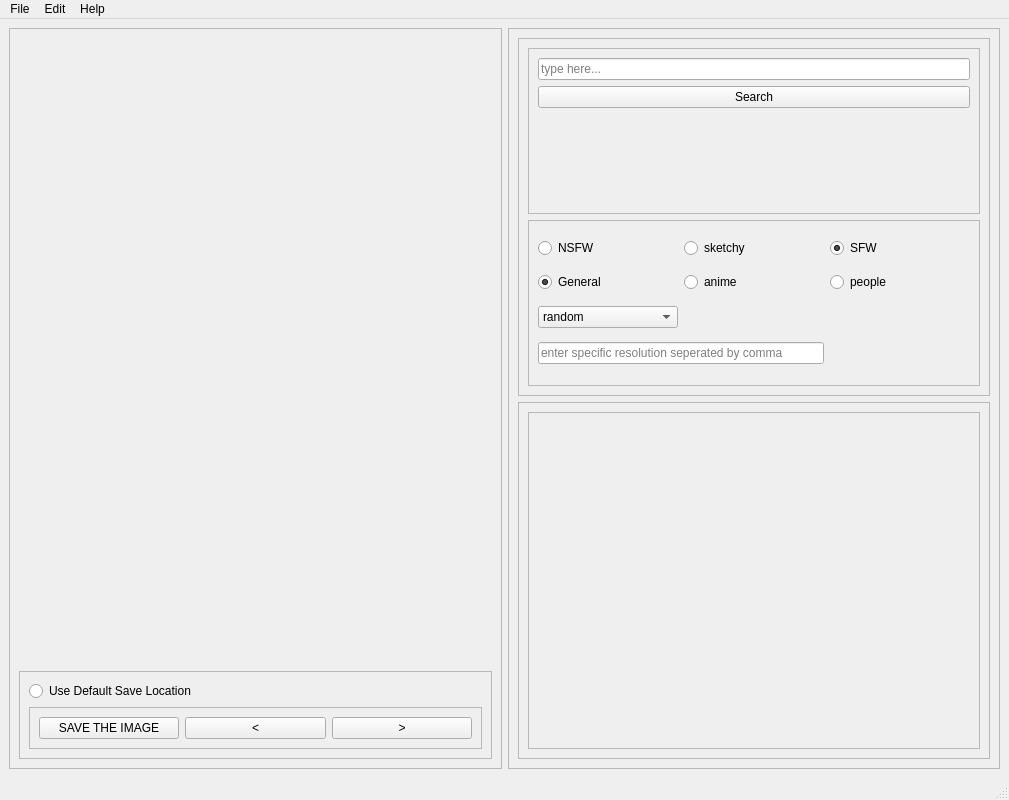
Before: the Qt Designer form src/MainWindow.ui in TootiFruti/WallStall, drawn with Qt 5.
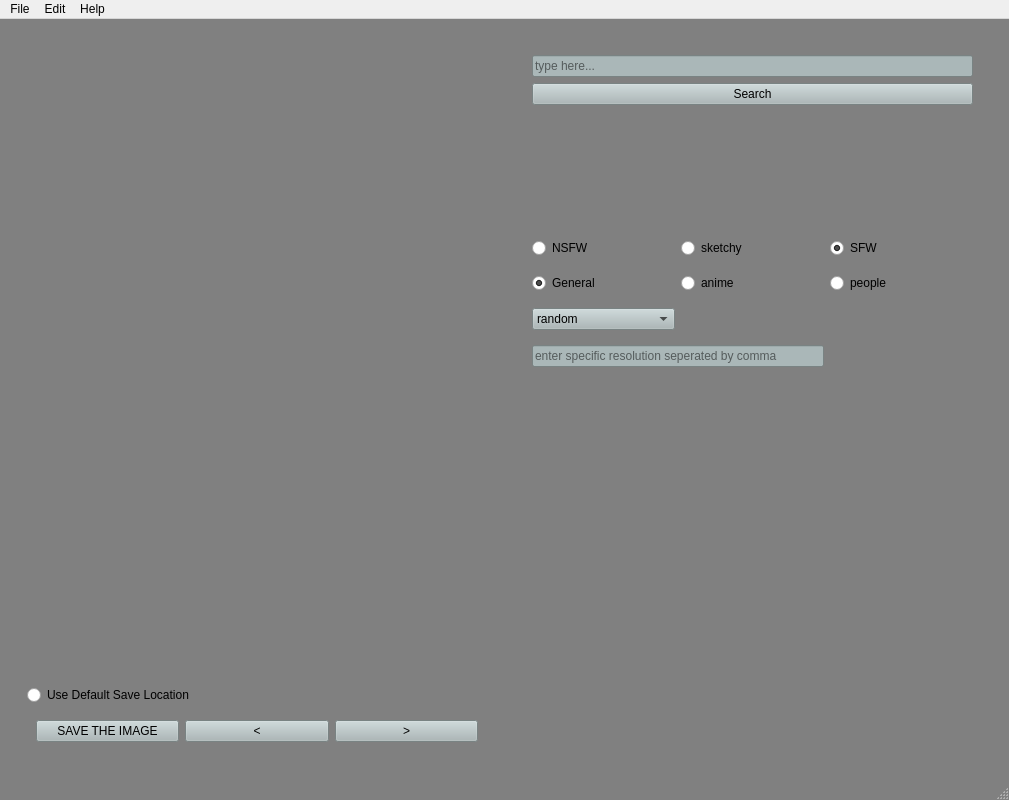
After: the same form once the commit is applied.

```diff
--- a/src/MainWindow.ui
+++ b/src/MainWindow.ui
@@ -19,8 +19,31 @@
   <property name="windowTitle">
    <string>WallStall</string>
   </property>
+  <property name="styleSheet">
+   <string notr="true">QMainWindow{
+	background-color:  #808080
+}
+QFrame{
+	background-color:   #808080
+}
+
+QFrame { border: 0; }
+
+QPushButton{
+	background-color: #aab7b8
+}
+QLineEdit{
+	background-color: #aab7b8
+}
+QComboBox{
+	background-color: #aab7b8
+}</string>
+  </property>
   <widget class="QWidget" name="centralwidget">
    <layout class="QHBoxLayout" name="horizontalLayout">
+    <property name="spacing">
+     <number>0</number>
+    </property>
     <item>
      <widget class="QFrame" name="frame_2">
       <property name="sizePolicy">
@@ -366,6 +389,7 @@
     <property name="title">
      <string>File</string>
     </property>
+    <addaction name="actionQuit"/>
    </widget>
    <widget class="QMenu" name="menuEdit">
     <property name="title">
@@ -388,6 +412,11 @@
     <string>Preferences</string>
    </property>
   </action>
+  <action name="actionQuit">
+   <property name="text">
+    <string>Quit</string>
+   </property>
+  </action>
  </widget>
  <resources/>
  <connections/>
```
